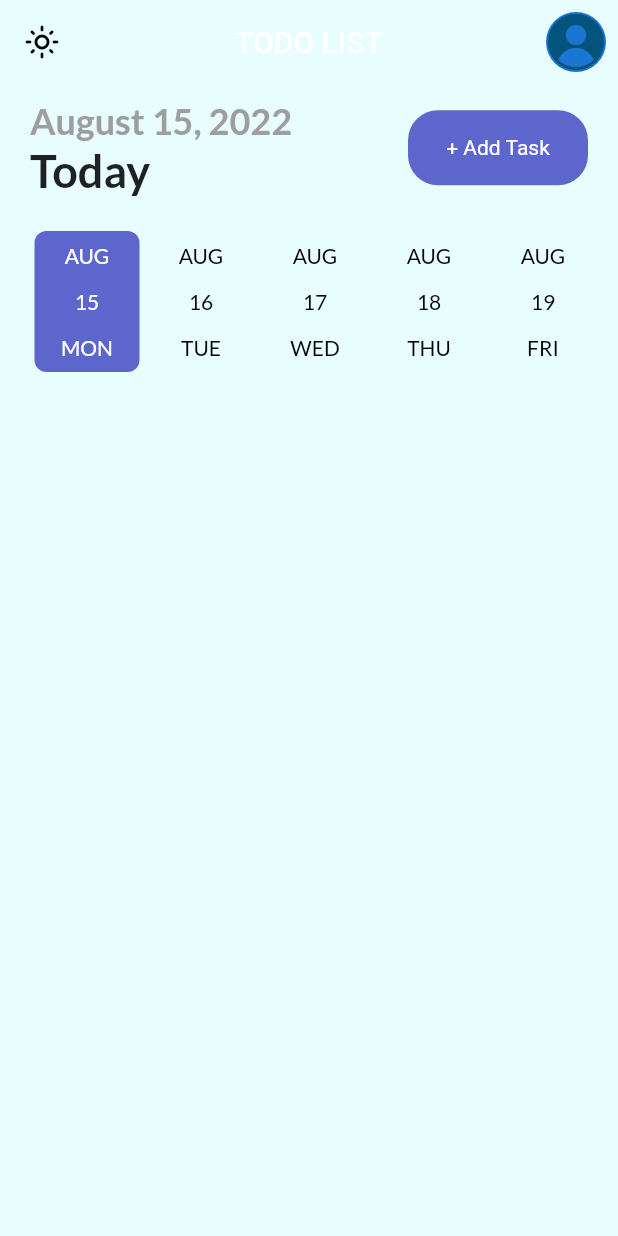
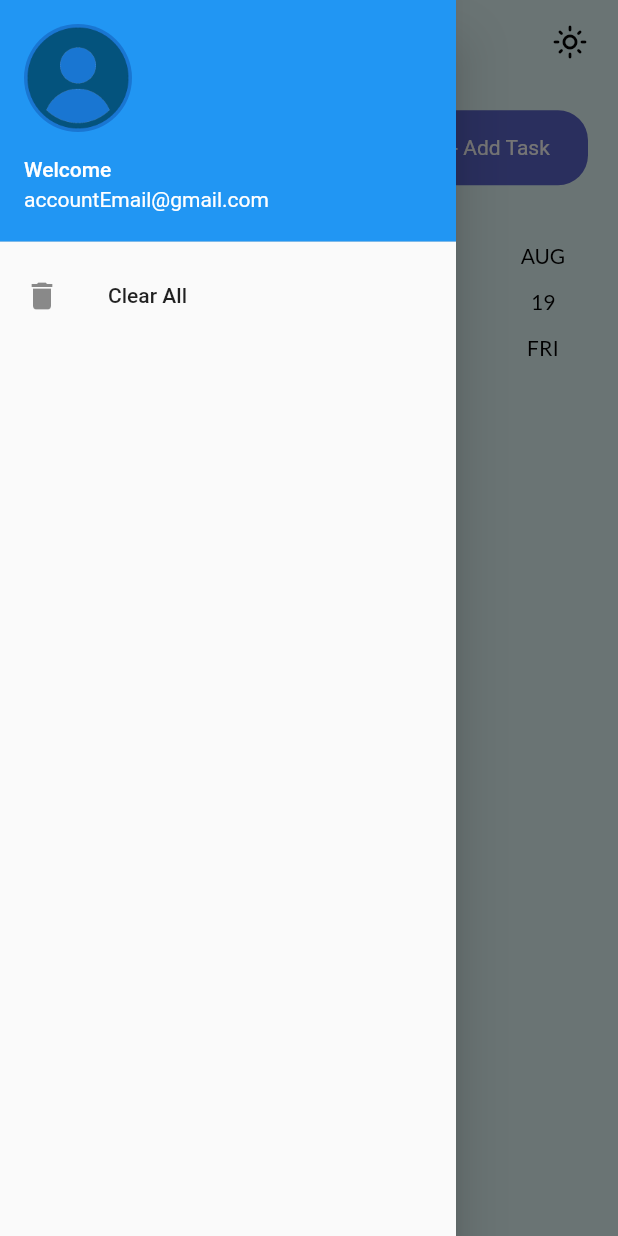
Before and after one commit to Tolulope05/flutter_todo_list, a Flutter app: the screen it shows after launch, with the side drawer open (before the commit the screen has no drawer), on a phone screen of 412 x 824 dp. Run offline on Flutter 3.47's test engine with Material 2 defaults, Android fonts, the phone set to English and light mode, and no system bars; drawn by our look-alikes of date_picker_timeline; our stand-ins replace flutter_local_notifications, flutter_native_timezone, flutter_staggered_animations, get, get_storage, google_fonts and 2 more; accounts and stored records are empty.

Commit message:
added drawer for clear all

```diff
--- a/lib/screens/home_page.dart
+++ b/lib/screens/home_page.dart
@@ -50,6 +50,7 @@ class _MyHomePageState extends State<MyHomePage> {
           _showTask(),
         ],
       ),
+      drawer: Drawer(child: drawerItems),
     );
   }
 
@@ -122,9 +123,17 @@ class _MyHomePageState extends State<MyHomePage> {
 
   AppBar _appBar(BuildContext context) {
     return AppBar(
+      iconTheme: IconThemeData(
+        color: Get.isDarkMode ? Colors.white : Colors.black,
+      ),
       backgroundColor: Theme.of(context).backgroundColor,
       elevation: 0,
-      leading: IconButton(
+      title: const Text("TODO LIST"),
+      centerTitle: true,
+      actions: [
+        Padding(
+          padding: const EdgeInsets.all(8.0),
+          child: IconButton(
             onPressed: () {
               ThemeServies().switchtheme();
               notifyHelper.displayNotification(
@@ -133,10 +142,6 @@ class _MyHomePageState extends State<MyHomePage> {
                     ? "Light Mode activated!"
                     : "Dark Mode activated!",
               );
-            // notifyHelper.displayScheduledNotification(
-            //   title: "Wake up",
-            //   body: "Time to read!",
-            // );
               setState(() {});
             },
             icon: Icon(
@@ -144,15 +149,7 @@ class _MyHomePageState extends State<MyHomePage> {
                   ? Icons.dark_mode_outlined
                   : Icons.light_mode_outlined,
               color: Get.isDarkMode ? Colors.white : Colors.black,
-          )),
-      title: const Text("TODO LIST"),
-      centerTitle: true,
-      actions: const [
-        Padding(
-          padding: EdgeInsets.all(8.0),
-          child: CircleAvatar(
-            // backgroundColor: Colors.transparent,
-            backgroundImage: AssetImage("assets/images/profile.png"),
+            ),
           ),
         )
       ],
@@ -327,4 +324,24 @@ class _MyHomePageState extends State<MyHomePage> {
       ),
     );
   }
+
+  var drawerItems = ListView(
+    children: [
+      const UserAccountsDrawerHeader(
+        accountName: Text("Welcome"),
+        accountEmail: Text("accountEmail@gmail.com"),
+        currentAccountPicture: CircleAvatar(
+          backgroundImage: AssetImage("assets/images/profile.png"),
+        ),
+      ),
+      ListTile(
+        title: const Text(
+          "Clear All",
+        ),
+        leading: const Icon(Icons.delete),
+        onTap: () {},
+      ),
+      ListTile()
+    ],
+  );
 }
```
Lines whose indentation alone changed are shown as unchanged.
